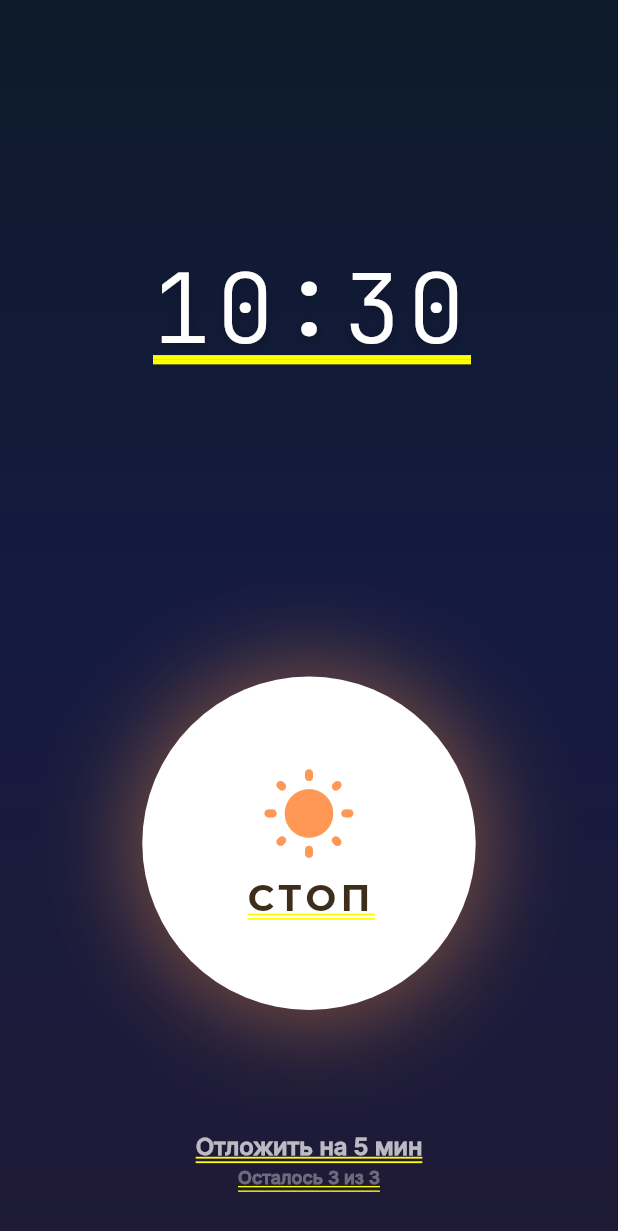
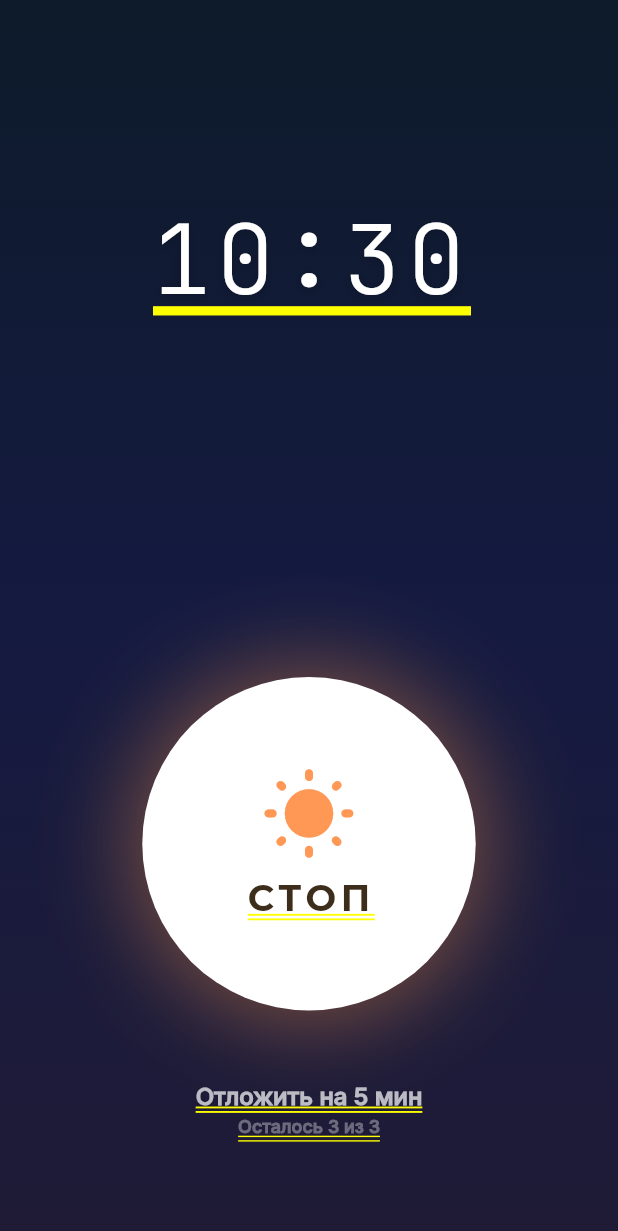
Before and after one commit to ganzhubas/SleepWise, a Flutter app: the WakeUpScreen screen opened by its route, on a phone screen of 412 x 824 dp. Shown: the top 1231 px of the screen. Run offline on Flutter 3.47's test engine with Material 3 defaults, Android fonts, the phone set to English and light mode, and no system bars; our stand-ins replace audioplayers, permission_handler, shared_preferences, wakelock_plus; missing offline and left inert: screen_brightness; accounts and stored records are empty; project files that could hold a hidden picture were left out.

Commit message:
Fix wake-up screen layout: slider visibility and element spacing
- SwipeToStop: set explicit width so track expands to fill parent
- Increase track contrast: black 12% bg + white 40% border (was
  invisible white-on-orange)
- Shift label text right of thumb to prevent overlap
- Wrap label in Flexible with ellipsis for narrow screens
- Adjust main layout: Spacer(flex:3) before stop control, fixed
  SizedBox(48) gap before snooze, bottom Spacer for breathing room
- Update all wake-up golden screenshots

https://claude.ai/code/session_01APCw41t2XuADAzdXJvivoj

```diff
--- a/lib/features/wake_up/wake_up_screen.dart
+++ b/lib/features/wake_up/wake_up_screen.dart
@@ -197,18 +197,18 @@ class _WakeUpScreenState extends State<WakeUpScreen>
                 ),
               ),
 
-              const Spacer(flex: 2),
+              const Spacer(flex: 3),
 
               // ── Stop control ────────────────────────────────
               if (widget.useSwipeToStop)
                 Padding(
-                  padding: const EdgeInsets.symmetric(horizontal: 40),
+                  padding: const EdgeInsets.symmetric(horizontal: 32),
                   child: SwipeToStop(onStopped: _onStop),
                 )
               else
                 StopAlarmButton(onPressed: _onStop),
 
-              const Spacer(flex: 1),
+              const SizedBox(height: 48),
 
               // ── Snooze ──────────────────────────────────────
               if (_snoozeRemaining > 0)
@@ -246,7 +246,7 @@ class _WakeUpScreenState extends State<WakeUpScreen>
                   ),
                 ),
 
-              const SizedBox(height: 32),
+              const Spacer(flex: 1),
             ],
           ),
         ),
```
Also changed, not shown: lib/features/wake_up/widgets/swipe_to_stop.dart (+27 -6 lines), 4 other files.
